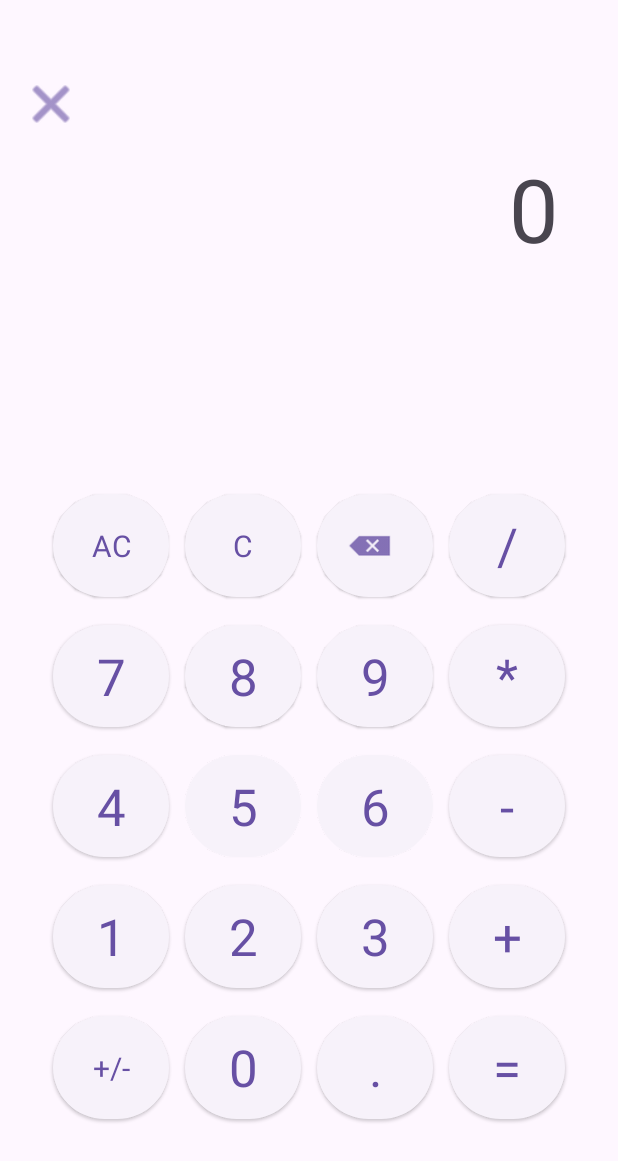
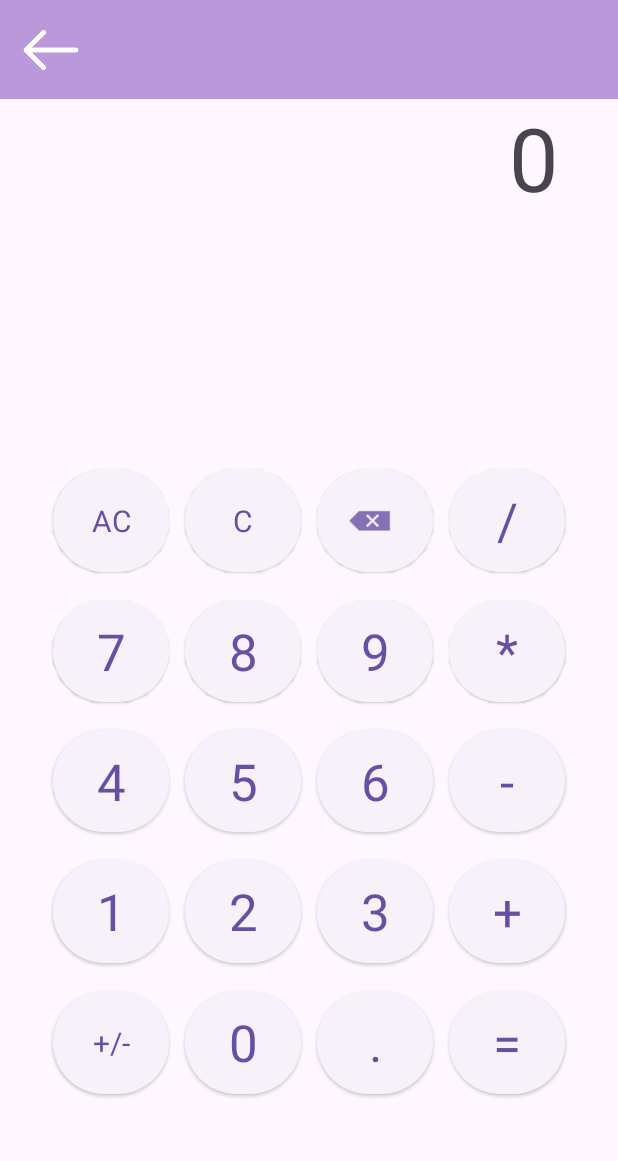
Before and after one commit to Nerekk/AndroidCalculator, an Android app: the BasicActivity screen opened directly, with no data from a screen before it, on a phone screen of 412 x 824 dp. Shown: the top 1161 px of the screen. Run offline under Robolectric (Android 15) with nearby library versions, the phone set to English and light mode, and no system bars.

Commit message:
Toolbar with "go to previous" button implementation

```diff
--- a/app/src/main/java/com/example/apptest/MenuActivity.java
+++ b/app/src/main/java/com/example/apptest/MenuActivity.java
@@ -20,4 +20,10 @@ public class MenuActivity extends AppCompatActivity {
         startActivity(intent);
         finish();
     }
+
+    public void goToInfo(View view) {
+        Intent intent = new Intent(this, InfoActivity.class);
+        startActivity(intent);
+        finish();
+    }
 }
--- a/app/src/main/res/layout-h460dp-land/activity_basic.xml
+++ b/app/src/main/res/layout-h460dp-land/activity_basic.xml
@@ -5,14 +5,39 @@
     android:id="@+id/main"
     android:layout_width="match_parent"
     android:layout_height="match_parent"
+    android:fitsSystemWindows="true"
     tools:context=".BasicActivity">
+
+    <androidx.appcompat.widget.Toolbar
+        android:id="@+id/toolbar"
+        android:layout_width="0dp"
+        android:layout_height="90dp"
+        android:background="#BA98DA"
+        android:minHeight="?attr/actionBarSize"
+        android:theme="?attr/actionBarTheme"
+        app:layout_constraintEnd_toEndOf="parent"
+        app:layout_constraintHorizontal_bias="0.0"
+        app:layout_constraintStart_toStartOf="parent"
+        app:layout_constraintTop_toTopOf="parent" />
+
+    <Button
+        android:id="@+id/button"
+        style="@style/Widget.Material3.Button.IconButton"
+        android:layout_width="69dp"
+        android:layout_height="0dp"
+        android:onClick="backToMenu"
+        app:icon="@drawable/back"
+        app:iconSize="40dp"
+        app:iconTint="@color/white"
+        app:layout_constraintBottom_toBottomOf="@+id/toolbar"
+        app:layout_constraintStart_toStartOf="parent"
+        app:layout_constraintTop_toTopOf="parent" />
 
     <TextView
         android:id="@+id/textViewFinal"
         android:layout_width="789dp"
         android:layout_height="137dp"
         android:layout_marginLeft="40dp"
-        android:layout_marginTop="20dp"
         android:layout_marginRight="40dp"
         android:autoSizeMaxTextSize="180sp"
         android:autoSizeMinTextSize="90sp"
@@ -21,8 +46,9 @@
         android:textAlignment="textEnd"
         android:textSize="120sp"
         app:layout_constraintEnd_toEndOf="parent"
+        app:layout_constraintHorizontal_bias="0.492"
         app:layout_constraintStart_toStartOf="parent"
-        app:layout_constraintTop_toTopOf="parent" />
+        app:layout_constraintTop_toBottomOf="@+id/toolbar" />
 
     <TextView
         android:id="@+id/textViewEstimate"
--- a/app/src/main/res/layout-land/activity_basic.xml
+++ b/app/src/main/res/layout-land/activity_basic.xml
@@ -5,7 +5,33 @@
     android:id="@+id/main"
     android:layout_width="match_parent"
     android:layout_height="match_parent"
+    android:fitsSystemWindows="true"
     tools:context=".BasicActivity">
+
+    <androidx.appcompat.widget.Toolbar
+        android:id="@+id/toolbar"
+        android:layout_width="0dp"
+        android:layout_height="52dp"
+        android:background="#BA98DA"
+        android:minHeight="?attr/actionBarSize"
+        android:theme="?attr/actionBarTheme"
+        app:layout_constraintEnd_toEndOf="parent"
+        app:layout_constraintHorizontal_bias="0.0"
+        app:layout_constraintStart_toStartOf="parent"
+        app:layout_constraintTop_toTopOf="parent" />
+
+    <Button
+        android:id="@+id/button"
+        style="@style/Widget.Material3.Button.IconButton"
+        android:layout_width="69dp"
+        android:layout_height="0dp"
+        android:onClick="backToMenu"
+        app:icon="@drawable/back"
+        app:iconSize="40dp"
+        app:iconTint="@color/white"
+        app:layout_constraintBottom_toBottomOf="@+id/toolbar"
+        app:layout_constraintStart_toStartOf="parent"
+        app:layout_constraintTop_toTopOf="parent" />
 
     <TextView
         android:id="@+id/textViewEstimate"
@@ -28,7 +54,6 @@
         android:layout_width="0dp"
         android:layout_height="78dp"
         android:layout_marginLeft="40dp"
-        android:layout_marginTop="40dp"
         android:layout_marginRight="20dp"
         android:autoSizeMaxTextSize="60sp"
         android:autoSizeMinTextSize="34sp"
@@ -37,18 +62,19 @@
         android:textAlignment="textEnd"
         android:textSize="60sp"
         app:layout_constraintEnd_toStartOf="@+id/tableLayout"
+        app:layout_constraintHorizontal_bias="0.444"
         app:layout_constraintStart_toStartOf="parent"
-        app:layout_constraintTop_toTopOf="parent" />
+        app:layout_constraintTop_toBottomOf="@+id/toolbar" />
 
     <TableLayout
         android:id="@+id/tableLayout"
-        android:layout_width="452dp"
-        android:layout_height="wrap_content"
+        android:layout_width="415dp"
+        android:layout_height="333dp"
         android:paddingHorizontal="30dp"
         android:paddingVertical="10dp"
         app:layout_constraintBottom_toBottomOf="parent"
         app:layout_constraintEnd_toEndOf="parent"
-        app:layout_constraintTop_toTopOf="parent">
+        app:layout_constraintTop_toBottomOf="@+id/toolbar">
 
         <TableRow
             android:layout_width="match_parent"
@@ -62,6 +88,7 @@
                 android:layout_height="match_parent"
                 android:layout_margin="5dp"
                 android:layout_weight="1"
+                android:autoSizeTextType="uniform"
                 android:onClick="handleAC"
                 android:text="AC"
                 android:textAppearance="@style/TextAppearance.AppCompat.Display1"
@@ -74,6 +101,7 @@
                 android:layout_height="match_parent"
                 android:layout_margin="5dp"
                 android:layout_weight="1"
+                android:autoSizeTextType="uniform"
                 android:onClick="handleC"
                 android:text="C"
                 android:textAppearance="@style/TextAppearance.AppCompat.Medium"
@@ -86,6 +114,7 @@
                 android:layout_height="match_parent"
                 android:layout_margin="5dp"
                 android:layout_weight="1"
+                android:autoSizeTextType="uniform"
                 android:onClick="handleBK"
                 android:textAlignment="center"
                 android:textAppearance="@style/TextAppearance.AppCompat.Display1"
@@ -101,6 +130,7 @@
                 android:layout_height="match_parent"
                 android:layout_margin="5dp"
                 android:layout_weight="1"
+                android:autoSizeTextType="uniform"
                 android:onClick="handleDivide"
                 android:text="/"
                 android:textAppearance="@style/TextAppearance.AppCompat.Display1" />
@@ -119,6 +149,7 @@
                 android:layout_height="match_parent"
                 android:layout_margin="5dp"
                 android:layout_weight="1"
+                android:autoSizeTextType="uniform"
                 android:onClick="handleNum7"
                 android:text="7"
                 android:textAppearance="@style/TextAppearance.AppCompat.Display1" />
@@ -130,6 +161,7 @@
                 android:layout_height="match_parent"
                 android:layout_margin="5dp"
                 android:layout_weight="1"
+                android:autoSizeTextType="uniform"
                 android:onClick="handleNum8"
                 android:text="8"
                 android:textAppearance="@style/TextAppearance.AppCompat.Display1" />
@@ -141,6 +173,7 @@
                 android:layout_height="match_parent"
                 android:layout_margin="5dp"
                 android:layout_weight="1"
+                android:autoSizeTextType="uniform"
                 android:onClick="handleNum9"
                 android:text="9"
                 android:textAppearance="@style/TextAppearance.AppCompat.Display1" />
@@ -152,6 +185,7 @@
                 android:layout_height="match_parent"
                 android:layout_margin="5dp"
                 android:layout_weight="1"
+                android:autoSizeTextType="uniform"
                 android:onClick="handleMultiply"
                 android:text="*"
                 android:textAppearance="@style/TextAppearance.AppCompat.Display1" />
@@ -170,6 +204,7 @@
                 android:layout_height="match_parent"
                 android:layout_margin="5dp"
                 android:layout_weight="1"
+                android:autoSizeTextType="uniform"
                 android:onClick="handleNum4"
                 android:text="4"
                 android:textAppearance="@style/TextAppearance.AppCompat.Display1" />
@@ -181,6 +216,7 @@
                 android:layout_height="match_parent"
                 android:layout_margin="5dp"
                 android:layout_weight="1"
+                android:autoSizeTextType="uniform"
                 android:onClick="handleNum5"
                 android:text="5"
                 android:textAppearance="@style/TextAppearance.AppCompat.Display1" />
@@ -192,6 +228,7 @@
                 android:layout_height="match_parent"
                 android:layout_margin="5dp"
                 android:layout_weight="1"
+                android:autoSizeTextType="uniform"
                 android:onClick="handleNum6"
                 android:text="6"
                 android:textAppearance="@style/TextAppearance.AppCompat.Display1" />
@@ -203,6 +240,7 @@
                 android:layout_height="match_parent"
                 android:layout_margin="5dp"
                 android:layout_weight="1"
+                android:autoSizeTextType="uniform"
                 android:onClick="handleSub"
                 android:text="-"
                 android:textAppearance="@style/TextAppearance.AppCompat.Display1" />
@@ -221,6 +259,7 @@
                 android:layout_height="match_parent"
                 android:layout_margin="5dp"
                 android:layout_weight="1"
+                android:autoSizeTextType="uniform"
                 android:onClick="handleNum1"
                 android:text="1"
                 android:textAppearance="@style/TextAppearance.AppCompat.Display1" />
@@ -232,6 +271,7 @@
                 android:layout_height="match_parent"
                 android:layout_margin="5dp"
                 android:layout_weight="1"
+                android:autoSizeTextType="uniform"
                 android:onClick="handleNum2"
                 android:text="2"
                 android:textAppearance="@style/TextAppearance.AppCompat.Display1" />
@@ -243,6 +283,7 @@
                 android:layout_height="match_parent"
                 android:layout_margin="5dp"
                 android:layout_weight="1"
+                android:autoSizeTextType="uniform"
                 android:onClick="handleNum3"
                 android:text="3"
                 android:textAppearance="@style/TextAppearance.AppCompat.Display1" />
@@ -254,6 +295,7 @@
                 android:layout_height="match_parent"
                 android:layout_margin="5dp"
                 android:layout_weight="1"
+                android:autoSizeTextType="uniform"
                 android:onClick="handleAdd"
                 android:text="+"
                 android:textAppearance="@style/TextAppearance.AppCompat.Display1" />
@@ -272,6 +314,7 @@
                 android:layout_height="match_parent"
                 android:layout_margin="5dp"
                 android:layout_weight="1"
+                android:autoSizeTextType="uniform"
                 android:onClick="handleCh"
                 android:text="+/-"
                 android:textAppearance="@style/TextAppearance.AppCompat.Display1"
@@ -284,6 +327,7 @@
                 android:layout_height="match_parent"
                 android:layout_margin="5dp"
                 android:layout_weight="1"
+                android:autoSizeTextType="uniform"
                 android:onClick="handleNum0"
                 android:text="0"
                 android:textAppearance="@style/TextAppearance.AppCompat.Display1" />
@@ -295,6 +339,7 @@
                 android:layout_height="match_parent"
                 android:layout_margin="5dp"
                 android:layout_weight="1"
+                android:autoSizeTextType="uniform"
                 android:onClick="handleDot"
                 android:text="."
                 android:textAppearance="@style/TextAppearance.AppCompat.Display1" />
@@ -306,6 +351,7 @@
                 android:layout_height="match_parent"
                 android:layout_margin="5dp"
                 android:layout_weight="1"
+                android:autoSizeTextType="uniform"
                 android:onClick="handleEquals"
                 android:text="="
                 android:textAppearance="@style/TextAppearance.AppCompat.Display1" />
@@ -313,4 +359,5 @@
         </TableRow>
 
     </TableLayout>
+
 </androidx.constraintlayout.widget.ConstraintLayout>
--- a/app/src/main/res/layout-w460dp-port/activity_basic.xml
+++ b/app/src/main/res/layout-w460dp-port/activity_basic.xml
@@ -5,7 +5,33 @@
     android:id="@+id/main"
     android:layout_width="match_parent"
     android:layout_height="match_parent"
+    android:fitsSystemWindows="true"
     tools:context=".BasicActivity">
+
+    <androidx.appcompat.widget.Toolbar
+        android:id="@+id/toolbar"
+        android:layout_width="0dp"
+        android:layout_height="90dp"
+        android:background="#BA98DA"
+        android:minHeight="?attr/actionBarSize"
+        android:theme="?attr/actionBarTheme"
+        app:layout_constraintEnd_toEndOf="parent"
+        app:layout_constraintHorizontal_bias="0.0"
+        app:layout_constraintStart_toStartOf="parent"
+        app:layout_constraintTop_toTopOf="parent" />
+
+    <Button
+        android:id="@+id/button"
+        style="@style/Widget.Material3.Button.IconButton"
+        android:layout_width="69dp"
+        android:layout_height="0dp"
+        android:onClick="backToMenu"
+        app:icon="@drawable/back"
+        app:iconSize="40dp"
+        app:iconTint="@color/white"
+        app:layout_constraintBottom_toBottomOf="@+id/toolbar"
+        app:layout_constraintStart_toStartOf="parent"
+        app:layout_constraintTop_toTopOf="parent" />
 
     <TableLayout
         android:layout_width="0dp"
@@ -321,7 +347,6 @@
         android:layout_width="721dp"
         android:layout_height="203dp"
         android:layout_marginLeft="40dp"
-        android:layout_marginTop="40dp"
         android:layout_marginRight="40dp"
         android:autoSizeMaxTextSize="180sp"
         android:autoSizeMinTextSize="90sp"
@@ -330,7 +355,8 @@
         android:textAlignment="textEnd"
         android:textSize="120sp"
         app:layout_constraintEnd_toEndOf="parent"
+        app:layout_constraintHorizontal_bias="0.531"
         app:layout_constraintStart_toStartOf="parent"
-        app:layout_constraintTop_toTopOf="parent" />
+        app:layout_constraintTop_toBottomOf="@+id/toolbar" />
 
 </androidx.constraintlayout.widget.ConstraintLayout>
--- a/app/src/main/res/layout/activity_basic.xml
+++ b/app/src/main/res/layout/activity_basic.xml
@@ -5,7 +5,33 @@
     android:id="@+id/main"
     android:layout_width="match_parent"
     android:layout_height="match_parent"
+    android:fitsSystemWindows="true"
     tools:context=".BasicActivity">
+
+    <androidx.appcompat.widget.Toolbar
+        android:id="@+id/toolbar"
+        android:layout_width="0dp"
+        android:layout_height="66dp"
+        android:background="#BA98DA"
+        android:minHeight="?attr/actionBarSize"
+        android:theme="?attr/actionBarTheme"
+        app:layout_constraintEnd_toEndOf="parent"
+        app:layout_constraintHorizontal_bias="0.0"
+        app:layout_constraintStart_toStartOf="parent"
+        app:layout_constraintTop_toTopOf="parent" />
+
+    <Button
+        android:id="@+id/button"
+        style="@style/Widget.Material3.Button.IconButton"
+        android:layout_width="69dp"
+        android:layout_height="0dp"
+        android:onClick="backToMenu"
+        app:icon="@drawable/back"
+        app:iconSize="40dp"
+        app:iconTint="@color/white"
+        app:layout_constraintBottom_toBottomOf="@+id/toolbar"
+        app:layout_constraintStart_toStartOf="parent"
+        app:layout_constraintTop_toTopOf="parent" />
 
     <TableLayout
         android:layout_width="0dp"
@@ -286,7 +312,6 @@
         android:layout_width="0dp"
         android:layout_height="78dp"
         android:layout_marginLeft="40dp"
-        android:layout_marginTop="100dp"
         android:layout_marginRight="40dp"
         android:autoSizeMaxTextSize="60sp"
         android:autoSizeMinTextSize="34sp"
@@ -296,7 +321,7 @@
         android:textSize="60sp"
         app:layout_constraintEnd_toEndOf="parent"
         app:layout_constraintStart_toStartOf="parent"
-        app:layout_constraintTop_toTopOf="parent" />
+        app:layout_constraintTop_toBottomOf="@+id/toolbar" />
 
     <TextView
         android:id="@+id/textViewEstimate"
@@ -314,16 +339,4 @@
         app:layout_constraintStart_toStartOf="parent"
         app:layout_constraintTop_toBottomOf="@+id/textViewFinal" />
 
-    <Button
-        android:id="@+id/button"
-        style="@style/Widget.Material3.Button.IconButton"
-        android:layout_width="64dp"
-        android:layout_height="58dp"
-        android:layout_marginTop="40dp"
-        android:onClick="backToMenu"
-        app:icon="@android:drawable/ic_menu_close_clear_cancel"
-        app:iconSize="40dp"
-        app:layout_constraintStart_toStartOf="parent"
-        app:layout_constraintTop_toTopOf="parent" />
-
 </androidx.constraintlayout.widget.ConstraintLayout>
--- a/app/src/main/res/layout/activity_menu.xml
+++ b/app/src/main/res/layout/activity_menu.xml
@@ -5,6 +5,7 @@
     android:id="@+id/menu"
     android:layout_width="match_parent"
     android:layout_height="match_parent"
+    android:fitsSystemWindows="true"
     tools:context=".BasicActivity">
 
     <TextView
@@ -72,6 +73,7 @@
                 android:layout_marginRight="10dp"
                 android:layout_weight="1"
                 android:backgroundTint="#F3E8FD"
+                android:onClick="goToInfo"
                 android:text="About" />
         </TableRow>
 
--- a/app/src/main/res/values/strings.xml
+++ b/app/src/main/res/values/strings.xml
@@ -1,3 +1,7 @@
 <resources>
     <string name="app_name">AppTest</string>
+    <string name="info">Calculator app project\n
+    PAM-2024\n
+    Arkadiusz Sałaj\n
+    240792</string>
 </resources>
```
Also changed, not shown: app/src/main/java/com/example/apptest/InfoActivity.java (+8 -0 lines), app/src/main/res/layout/activity_info.xml (+45 -1 lines), app/src/main/res/drawable/back.png (added).
